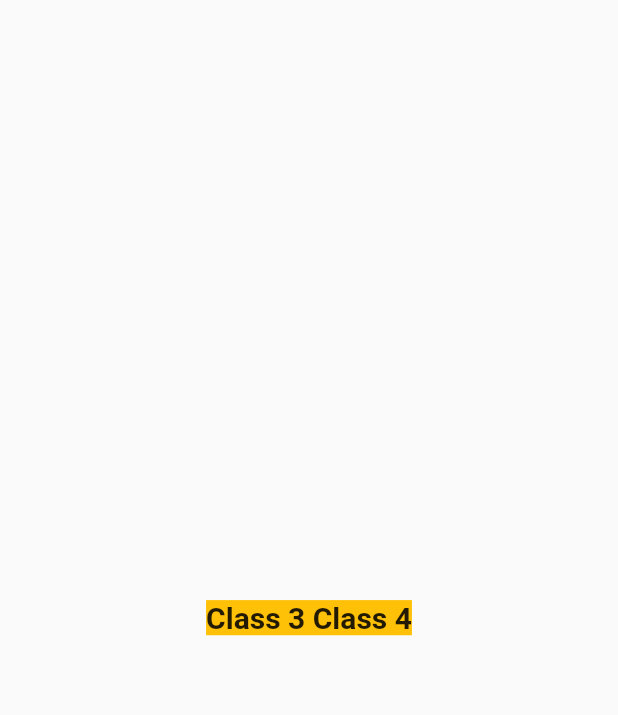
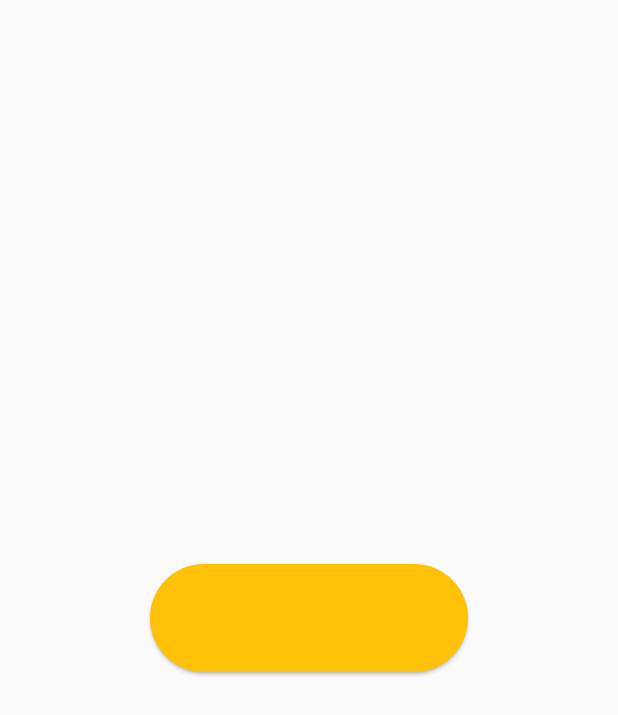
Before and after one commit to vatiza/Flutter_Widgets_Learning, a Flutter app: the screen it shows after launch, on a phone screen of 412 x 824 dp. Shown: the top 715 px of the screen. Run offline on Flutter 3.47's test engine with Material 2 defaults, Android fonts, the phone set to English and light mode, and no system bars; Roboto replaces fonts that are missing (Actor).

Commit message:
border amber color

```diff
--- a/lib/main.dart
+++ b/lib/main.dart
@@ -1,6 +1,4 @@
 import 'package:flutter/material.dart';
-
-import 'package:google_fonts/google_fonts.dart';
 
 void main() => runApp(MyApp());
 
@@ -10,18 +8,17 @@ class MyApp extends StatelessWidget {
     return MaterialApp(
       debugShowCheckedModeBanner: false,
       home: Scaffold(
-        body: Center(
-          child: Text(
-            'Class 3 Class 4',
-            style: GoogleFonts.actor(
-              textStyle: TextStyle(
-                  backgroundColor: Colors.amber,
-                  fontWeight: FontWeight.bold,
-                  fontSize: 20),
-            ),
+          body: Center(
+        child: SizedBox(
+          height: 80,
+          width: 220,
+          child: Card(
+            shape:
+                RoundedRectangleBorder(borderRadius: BorderRadius.circular(40)),
+            color: Colors.amber,
           ),
         ),
-      ),
+      )),
     );
   }
 }
```
